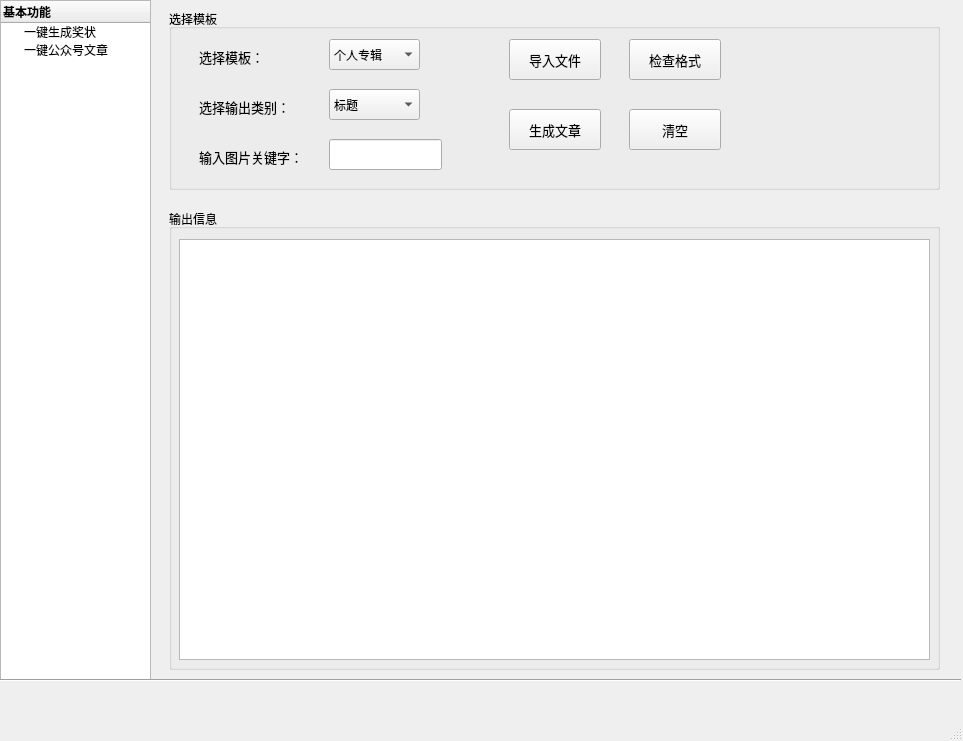
This is 01_UI/Ui_MainWindow.ui in wstcai123/baiquejiang as Qt 5 draws it before an edit. The edited form follows.
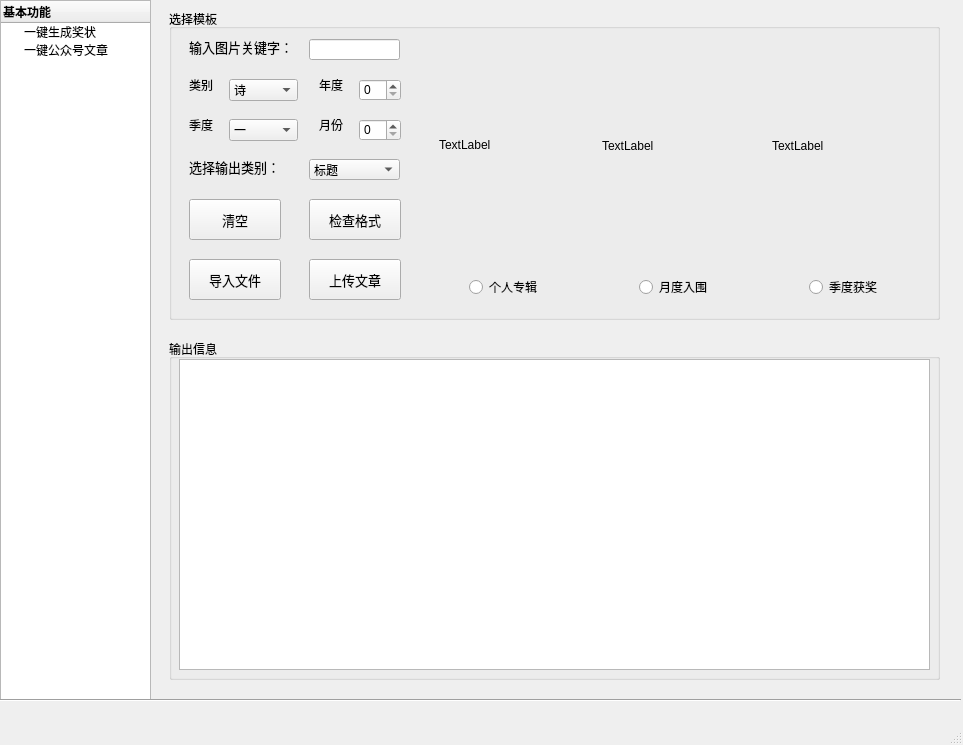
This is the edited form. The open tabs and pages were chosen to show the change.

Patch:
```diff
--- a/01_UI/Ui_MainWindow.ui
+++ b/01_UI/Ui_MainWindow.ui
@@ -7,7 +7,7 @@
     <x>0</x>
     <y>0</y>
     <width>963</width>
-    <height>741</height>
+    <height>745</height>
    </rect>
   </property>
   <property name="windowTitle">
@@ -20,7 +20,7 @@
       <x>0</x>
       <y>0</y>
       <width>151</width>
-      <height>681</height>
+      <height>701</height>
      </rect>
     </property>
     <column>
@@ -434,9 +434,9 @@
       <property name="geometry">
        <rect>
         <x>10</x>
-        <y>210</y>
+        <y>340</y>
         <width>771</width>
-        <height>461</height>
+        <height>341</height>
        </rect>
       </property>
       <property name="title">
@@ -446,9 +446,9 @@
        <property name="geometry">
         <rect>
          <x>10</x>
-         <y>30</y>
+         <y>20</y>
          <width>751</width>
-         <height>421</height>
+         <height>311</height>
         </rect>
        </property>
       </widget>
@@ -459,60 +459,17 @@
         <x>10</x>
         <y>10</y>
         <width>771</width>
-        <height>181</height>
+        <height>311</height>
        </rect>
       </property>
       <property name="title">
        <string>选择模板</string>
       </property>
-      <widget class="QLabel" name="label_6">
-       <property name="geometry">
-        <rect>
-         <x>30</x>
-         <y>40</y>
-         <width>81</width>
-         <height>16</height>
-        </rect>
-       </property>
-       <property name="font">
-        <font>
-         <pointsize>10</pointsize>
-        </font>
-       </property>
-       <property name="text">
-        <string>选择模板：</string>
-       </property>
-      </widget>
-      <widget class="QComboBox" name="comboBox_3">
-       <property name="geometry">
-        <rect>
-         <x>160</x>
-         <y>30</y>
-         <width>91</width>
-         <height>31</height>
-        </rect>
-       </property>
-       <item>
-        <property name="text">
-         <string>个人专辑</string>
-        </property>
-       </item>
-       <item>
-        <property name="text">
-         <string>月度入围</string>
-        </property>
-       </item>
-       <item>
-        <property name="text">
-         <string>季度获奖</string>
-        </property>
-       </item>
-      </widget>
       <widget class="QLabel" name="label_7">
        <property name="geometry">
         <rect>
-         <x>30</x>
-         <y>90</y>
+         <x>20</x>
+         <y>150</y>
          <width>121</width>
          <height>16</height>
         </rect>
@@ -529,10 +486,10 @@
       <widget class="QComboBox" name="comboBox_4">
        <property name="geometry">
         <rect>
-         <x>160</x>
-         <y>80</y>
+         <x>140</x>
+         <y>150</y>
          <width>91</width>
-         <height>31</height>
+         <height>21</height>
         </rect>
        </property>
        <item>
@@ -559,8 +516,8 @@
       <widget class="QPushButton" name="pushButton_7">
        <property name="geometry">
         <rect>
-         <x>340</x>
-         <y>100</y>
+         <x>140</x>
+         <y>250</y>
          <width>92</width>
          <height>41</height>
         </rect>
@@ -571,14 +528,14 @@
         </font>
        </property>
        <property name="text">
-        <string>生成文章</string>
+        <string>上传文章</string>
        </property>
       </widget>
       <widget class="QPushButton" name="pushButton_6">
        <property name="geometry">
         <rect>
-         <x>460</x>
-         <y>30</y>
+         <x>140</x>
+         <y>190</y>
          <width>92</width>
          <height>41</height>
         </rect>
@@ -595,8 +552,8 @@
       <widget class="QPushButton" name="pushButton_5">
        <property name="geometry">
         <rect>
-         <x>340</x>
-         <y>30</y>
+         <x>20</x>
+         <y>250</y>
          <width>92</width>
          <height>41</height>
         </rect>
@@ -613,9 +570,9 @@
       <widget class="QLabel" name="label_9">
        <property name="geometry">
         <rect>
-         <x>30</x>
-         <y>140</y>
-         <width>131</width>
+         <x>20</x>
+         <y>30</y>
+         <width>101</width>
          <height>16</height>
         </rect>
        </property>
@@ -631,18 +588,174 @@
       <widget class="QLineEdit" name="lineEdit_3">
        <property name="geometry">
         <rect>
-         <x>160</x>
-         <y>130</y>
-         <width>113</width>
-         <height>31</height>
+         <x>140</x>
+         <y>30</y>
+         <width>91</width>
+         <height>21</height>
         </rect>
        </property>
       </widget>
+      <widget class="QLabel" name="label_14">
+       <property name="geometry">
+        <rect>
+         <x>20</x>
+         <y>70</y>
+         <width>54</width>
+         <height>12</height>
+        </rect>
+       </property>
+       <property name="text">
+        <string>类别</string>
+       </property>
+      </widget>
+      <widget class="QComboBox" name="comboBox_8">
+       <property name="geometry">
+        <rect>
+         <x>60</x>
+         <y>70</y>
+         <width>69</width>
+         <height>22</height>
+        </rect>
+       </property>
+       <item>
+        <property name="text">
+         <string>诗</string>
+        </property>
+       </item>
+       <item>
+        <property name="text">
+         <string>词</string>
+        </property>
+       </item>
+       <item>
+        <property name="text">
+         <string>曲</string>
+        </property>
+       </item>
+      </widget>
+      <widget class="QLabel" name="label_15">
+       <property name="geometry">
+        <rect>
+         <x>150</x>
+         <y>70</y>
+         <width>54</width>
+         <height>12</height>
+        </rect>
+       </property>
+       <property name="text">
+        <string>年度</string>
+       </property>
+      </widget>
+      <widget class="QSpinBox" name="spinBox_2">
+       <property name="geometry">
+        <rect>
+         <x>190</x>
+         <y>70</y>
+         <width>42</width>
+         <height>22</height>
+        </rect>
+       </property>
+      </widget>
+      <widget class="QLabel" name="label_6">
+       <property name="geometry">
+        <rect>
+         <x>20</x>
+         <y>110</y>
+         <width>54</width>
+         <height>12</height>
+        </rect>
+       </property>
+       <property name="text">
+        <string>季度</string>
+       </property>
+      </widget>
+      <widget class="QComboBox" name="comboBox_9">
+       <property name="geometry">
+        <rect>
+         <x>60</x>
+         <y>110</y>
+         <width>69</width>
+         <height>22</height>
+        </rect>
+       </property>
+       <item>
+        <property name="text">
+         <string>一</string>
+        </property>
+       </item>
+       <item>
+        <property name="text">
+         <string>二</string>
+        </property>
+       </item>
+       <item>
+        <property name="text">
+         <string>三</string>
+        </property>
+       </item>
+       <item>
+        <property name="text">
+         <string>四</string>
+        </property>
+       </item>
+      </widget>
+      <widget class="QRadioButton" name="radioButton">
+       <property name="geometry">
+        <rect>
+         <x>300</x>
+         <y>270</y>
+         <width>81</width>
+         <height>16</height>
+        </rect>
+       </property>
+       <property name="text">
+        <string>个人专辑</string>
+       </property>
+      </widget>
+      <widget class="QRadioButton" name="radioButton_2">
+       <property name="geometry">
+        <rect>
+         <x>470</x>
+         <y>270</y>
+         <width>89</width>
+         <height>16</height>
+        </rect>
+       </property>
+       <property name="text">
+        <string>月度入围</string>
+       </property>
+      </widget>
+      <widget class="QRadioButton" name="radioButton_3">
+       <property name="geometry">
+        <rect>
+         <x>640</x>
+         <y>270</y>
+         <width>89</width>
+         <height>16</height>
+        </rect>
+       </property>
+       <property name="text">
+        <string>季度获奖</string>
+       </property>
+      </widget>
+      <widget class="QLabel" name="label_16">
+       <property name="geometry">
+        <rect>
+         <x>270</x>
+         <y>30</y>
+         <width>141</width>
+         <height>211</height>
+        </rect>
+       </property>
+       <property name="text">
+        <string>TextLabel</string>
+       </property>
+      </widget>
       <widget class="QPushButton" name="pushButton_8">
        <property name="geometry">
         <rect>
-         <x>460</x>
-         <y>100</y>
+         <x>20</x>
+         <y>190</y>
          <width>92</width>
          <height>41</height>
         </rect>
@@ -656,6 +769,55 @@
         <string>清空</string>
        </property>
       </widget>
+      <widget class="QLabel" name="label_17">
+       <property name="geometry">
+        <rect>
+         <x>433</x>
+         <y>31</y>
+         <width>141</width>
+         <height>211</height>
+        </rect>
+       </property>
+       <property name="text">
+        <string>TextLabel</string>
+       </property>
+      </widget>
+      <widget class="QLabel" name="label_18">
+       <property name="geometry">
+        <rect>
+         <x>603</x>
+         <y>31</y>
+         <width>141</width>
+         <height>211</height>
+        </rect>
+       </property>
+       <property name="text">
+        <string>TextLabel</string>
+       </property>
+      </widget>
+      <widget class="QLabel" name="label_19">
+       <property name="geometry">
+        <rect>
+         <x>150</x>
+         <y>110</y>
+         <width>54</width>
+         <height>12</height>
+        </rect>
+       </property>
+       <property name="text">
+        <string>月份</string>
+       </property>
+      </widget>
+      <widget class="QSpinBox" name="spinBox_3">
+       <property name="geometry">
+        <rect>
+         <x>190</x>
+         <y>110</y>
+         <width>42</width>
+         <height>22</height>
+        </rect>
+       </property>
+      </widget>
      </widget>
      <zorder>groupBox_5</zorder>
      <zorder>groupBox_4</zorder>
@@ -665,7 +827,7 @@
     <property name="geometry">
      <rect>
       <x>0</x>
-      <y>670</y>
+      <y>690</y>
       <width>961</width>
       <height>21</height>
      </rect>
```
Left out of the diff: 161 changed lines with no effect on the pictures.
